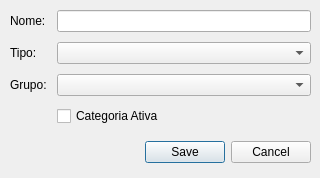
Above: categorias/CategoriaWidget.ui from danielghirghi/fortuna before the change. Below: the same form after it.
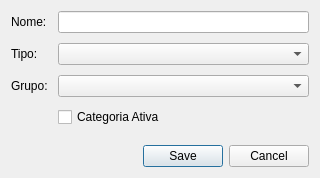
That is the form after the change.

What changed in the file:
```diff
--- a/categorias/CategoriaWidget.ui
+++ b/categorias/CategoriaWidget.ui
@@ -19,37 +19,8 @@
   <property name="windowTitle">
    <string>Dialog</string>
   </property>
-  <widget class="QDialogButtonBox" name="bbCategoria">
-   <property name="geometry">
-    <rect>
-     <x>10</x>
-     <y>140</y>
-     <width>301</width>
-     <height>24</height>
-    </rect>
-   </property>
-   <property name="minimumSize">
-    <size>
-     <width>0</width>
-     <height>0</height>
-    </size>
-   </property>
-   <property name="orientation">
-    <enum>Qt::Orientation::Horizontal</enum>
-   </property>
-   <property name="standardButtons">
-    <set>QDialogButtonBox::StandardButton::Cancel|QDialogButtonBox::StandardButton::Save</set>
-   </property>
-  </widget>
-  <widget class="QWidget" name="verticalLayoutWidget">
-   <property name="geometry">
-    <rect>
-     <x>10</x>
-     <y>10</y>
-     <width>301</width>
-     <height>135</height>
-    </rect>
-   </property>
+  <layout class="QVBoxLayout" name="verticalLayout">
+   <item>
    <layout class="QVBoxLayout" name="layPrincipal">
     <property name="spacing">
      <number>0</number>
@@ -175,7 +146,24 @@
      </layout>
     </item>
    </layout>
-  </widget>
+   </item>
+   <item>
+    <widget class="QDialogButtonBox" name="bbCategoria">
+     <property name="minimumSize">
+      <size>
+       <width>0</width>
+       <height>0</height>
+      </size>
+     </property>
+     <property name="orientation">
+      <enum>Qt::Orientation::Horizontal</enum>
+     </property>
+     <property name="standardButtons">
+      <set>QDialogButtonBox::StandardButton::Cancel|QDialogButtonBox::StandardButton::Save</set>
+     </property>
+    </widget>
+   </item>
+  </layout>
  </widget>
  <resources/>
  <connections>
```
Lines whose indentation alone changed are shown as unchanged.
